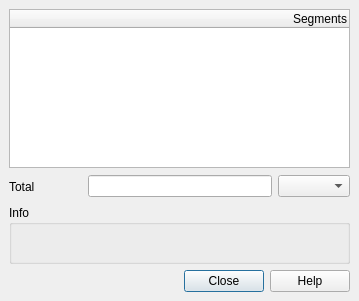
This is src/ui/qgsmeasurebase.ui in qgis/QGIS as Qt 5 draws it before an edit. The edited form follows.
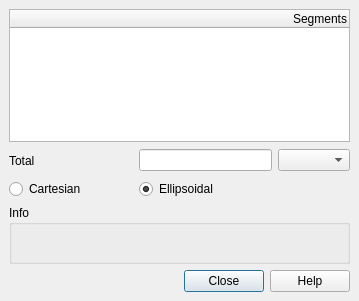
This is the edited form. Icons and pictures are not drawn. Custom widgets are drawn as their Qt base class.

Commit message:
[feature] Add an option to cartesian measurement
Adds an option force Cartesian measurements to the measure distance/area dialogue

Fixes #19902

```diff
--- a/src/ui/qgsmeasurebase.ui
+++ b/src/ui/qgsmeasurebase.ui
@@ -21,8 +21,7 @@
   </property>
   <property name="windowIcon">
    <iconset>
-    <normaloff/>
-   </iconset>
+    <normaloff>.</normaloff>.</iconset>
   </property>
   <layout class="QGridLayout">
    <property name="leftMargin">
@@ -101,19 +100,19 @@
        <string>Segments</string>
       </property>
       <property name="textAlignment">
-       <set>AlignRight|AlignVCenter</set>
+       <set>AlignTrailing|AlignVCenter</set>
       </property>
      </column>
     </widget>
    </item>
-   <item row="6" column="0" colspan="4">
+   <item row="7" column="0" colspan="4">
     <widget class="QDialogButtonBox" name="buttonBox">
      <property name="standardButtons">
       <set>QDialogButtonBox::Close|QDialogButtonBox::Help</set>
      </property>
     </widget>
    </item>
-   <item row="5" column="0" colspan="4">
+   <item row="6" column="0" colspan="4">
     <widget class="QgsCollapsibleGroupBox" name="groupBox">
      <property name="title">
       <string>Info</string>
@@ -132,6 +131,26 @@
      </layout>
     </widget>
    </item>
+   <item row="5" column="0">
+    <widget class="QRadioButton" name="mCartesian">
+     <property name="text">
+      <string>Cartesian</string>
+     </property>
+     <property name="checked">
+      <bool>false</bool>
+     </property>
+    </widget>
+   </item>
+   <item row="5" column="2">
+    <widget class="QRadioButton" name="mEllipsoidal">
+     <property name="text">
+      <string>Ellipsoidal</string>
+     </property>
+     <property name="checked">
+      <bool>true</bool>
+     </property>
+    </widget>
+   </item>
   </layout>
  </widget>
  <layoutdefault spacing="6" margin="11"/>
```
The commit also changes 3 other files.
